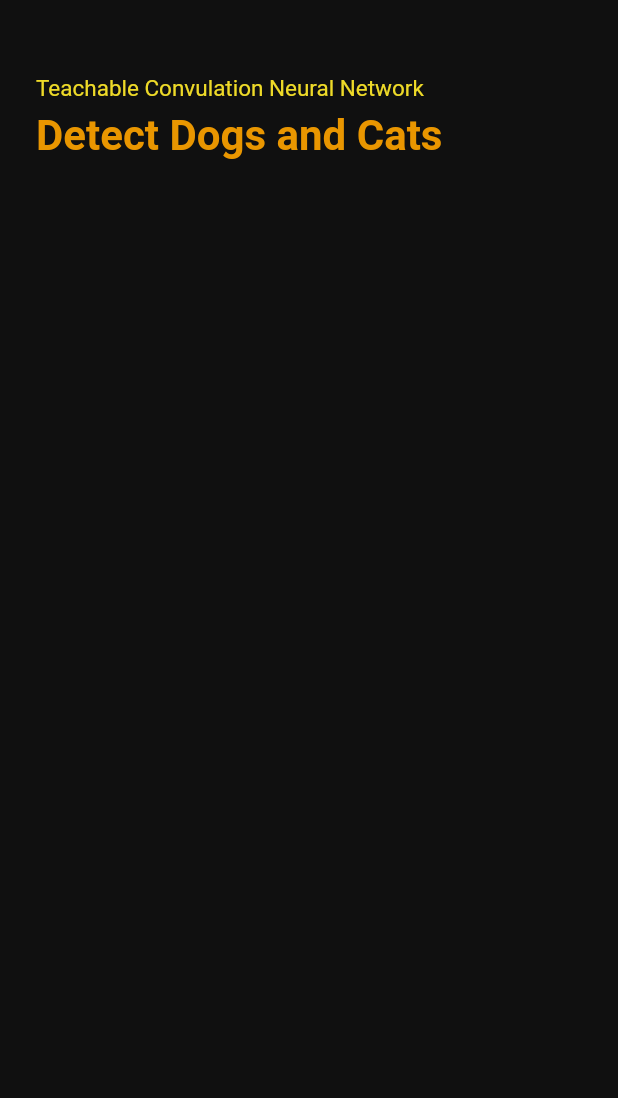
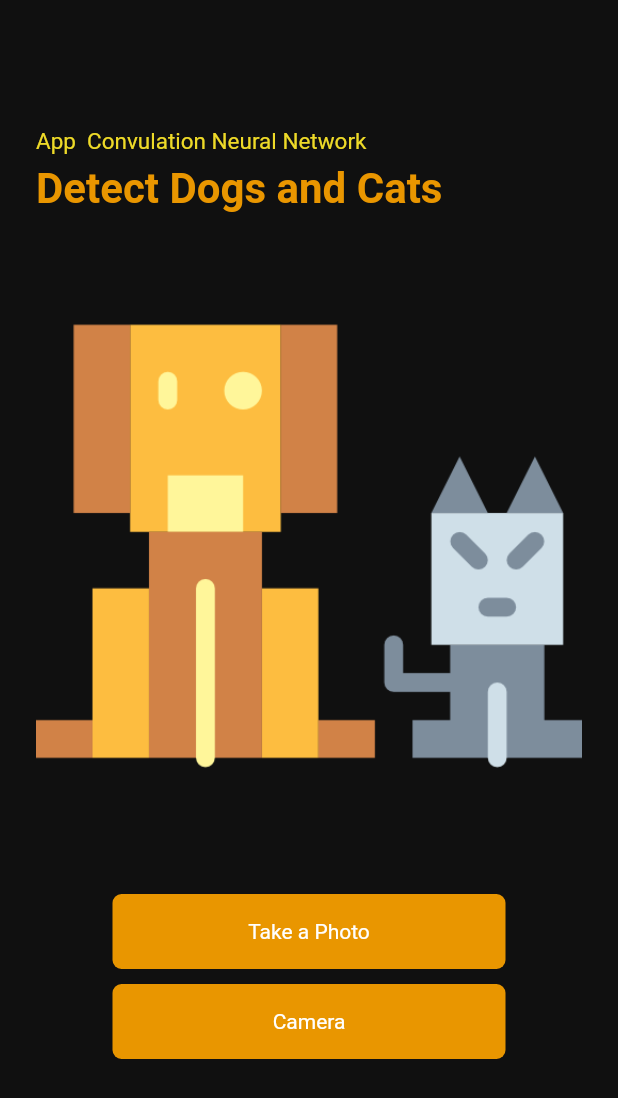
Before and after one commit to sayeedofficial/catvsdog, a Flutter app: the screen it shows after launch, on a phone screen of 412 x 824 dp. Shown: the top 1098 px of the screen. Run offline on Flutter 3.47's test engine with Material 2 defaults, Android fonts, the phone set to English and light mode, and no system bars; our stand-ins replace splashscreen.

Commit message:
Added UI for Taking photo or from camera in home.dart file

```diff
--- a/lib/home.dart
+++ b/lib/home.dart
@@ -6,6 +6,8 @@ class Home extends StatefulWidget {
 }
 
 class _HomeState extends State<Home> {
+  bool _loading = true;
+
   @override
   Widget build(BuildContext context) {
     return Scaffold(
@@ -16,10 +18,10 @@ class _HomeState extends State<Home> {
           crossAxisAlignment: CrossAxisAlignment.start,
           children: [
             SizedBox(
-              height: 50,
+              height: 85,
             ),
             Text(
-              "Teachable Convulation Neural Network",
+              "App  Convulation Neural Network",
               style: TextStyle(color: Color(0xFFEEDA28), fontSize: 15),
             ),
             SizedBox(
@@ -35,7 +37,64 @@ class _HomeState extends State<Home> {
             SizedBox(
               height: 40,
             ),
-
+            Center(
+              child: _loading
+                  ? Container(
+                      child: Column(
+                        children: [
+                          Image.asset("assets/cat.png"),
+                          SizedBox(
+                            height: 50,
+                          )
+                        ],
+                      ),
+                    )
+                  : Container(),
+            ),
+            Container(
+              width: MediaQuery.of(context).size.width,
+              child: Column(
+                children: [
+                  GestureDetector(
+                    onTap: () {},
+                    child: Container(
+                      width: MediaQuery.of(context).size.width - 150,
+                      alignment: Alignment.center,
+                      padding:
+                          EdgeInsets.symmetric(horizontal: 24, vertical: 17),
+                      decoration: BoxDecoration(
+                        color: Color(0xFFE99600),
+                        borderRadius: BorderRadius.circular(6),
+                      ),
+                      child: Text(
+                        "Take a Photo",
+                        style: TextStyle(color: Colors.white),
+                      ),
+                    ),
+                  ),
+                  SizedBox(
+                    height: 10,
+                  ),
+                  GestureDetector(
+                    onTap: () {},
+                    child: Container(
+                      width: MediaQuery.of(context).size.width - 150,
+                      alignment: Alignment.center,
+                      padding:
+                          EdgeInsets.symmetric(horizontal: 24, vertical: 17),
+                      decoration: BoxDecoration(
+                        color: Color(0xFFE99600),
+                        borderRadius: BorderRadius.circular(6),
+                      ),
+                      child: Text(
+                        "Camera",
+                        style: TextStyle(color: Colors.white),
+                      ),
+                    ),
+                  )
+                ],
+              ),
+            )
           ],
         ),
       ),
```
